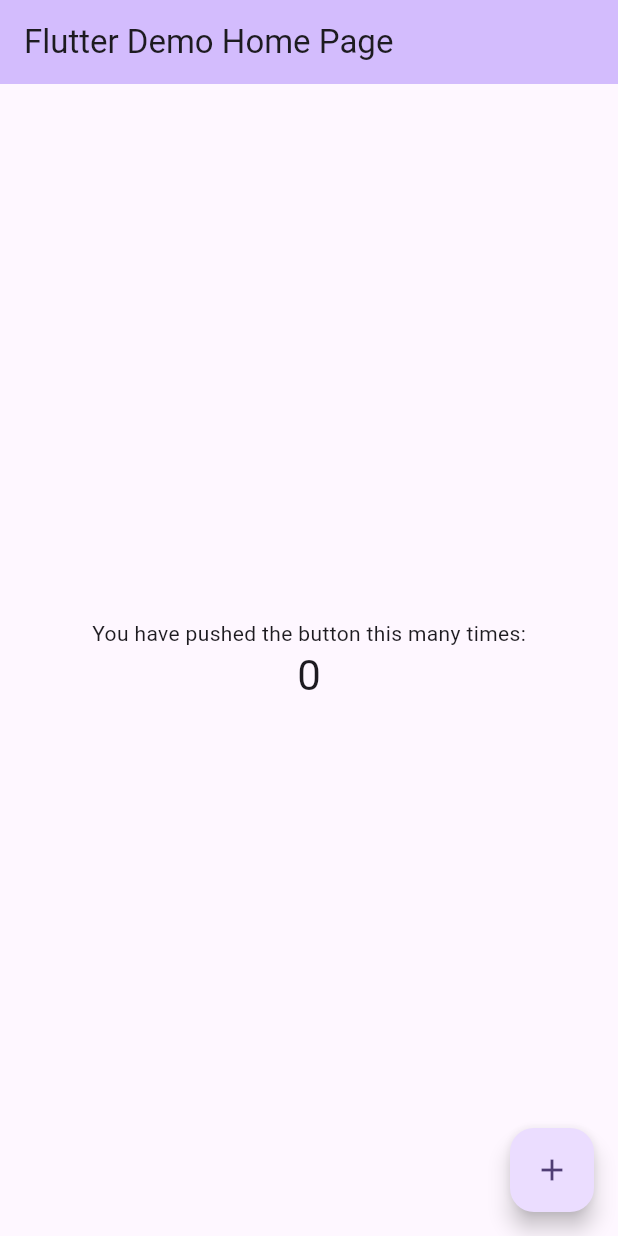
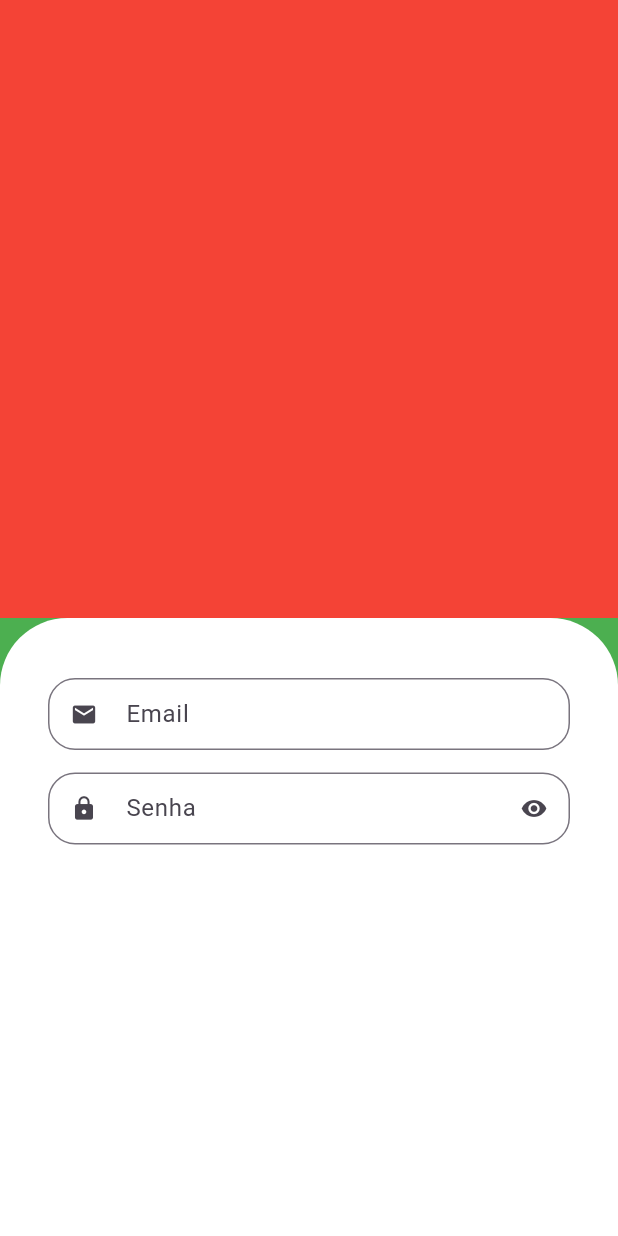
Before and after one commit to tiagoonasc/ConstruFast_App, a Flutter app: the screen it shows after launch, on a phone screen of 412 x 824 dp. Run offline on Flutter 3.47's test engine with Material 3 defaults, Android fonts, the phone set to English and light mode, and no system bars.

```diff
--- a/lib/main.dart
+++ b/lib/main.dart
@@ -1,122 +1,22 @@
 import 'package:flutter/material.dart';
+import 'package:teste/src/auth/sign_in_screen.dart';
 
 void main() {
   runApp(const MyApp());
 }
 
 class MyApp extends StatelessWidget {
-  const MyApp({super.key});
+  const MyApp({super.key, });
 
-  // This widget is the root of your application.
-  @override
+    @override
   Widget build(BuildContext context) {
     return MaterialApp(
       title: 'Flutter Demo',
       theme: ThemeData(
-        // This is the theme of your application.
-        //
-        // TRY THIS: Try running your application with "flutter run". You'll see
-        // the application has a purple toolbar. Then, without quitting the app,
-        // try changing the seedColor in the colorScheme below to Colors.green
-        // and then invoke "hot reload" (save your changes or press the "hot
-        // reload" button in a Flutter-supported IDE, or press "r" if you used
-        // the command line to start the app).
-        //
-        // Notice that the counter didn't reset back to zero; the application
-        // state is not lost during the reload. To reset the state, use hot
-        // restart instead.
-        //
-        // This works for code too, not just values: Most code changes can be
-        // tested with just a hot reload.
-        colorScheme: ColorScheme.fromSeed(seedColor: Colors.deepPurple),
-      ),
-      home: const MyHomePage(title: 'Flutter Demo Home Page'),
+         primarySwatch: Colors.green,
+        ),
+      debugShowCheckedModeBanner: false,
+      home: const SignInScreen(),
     );
   }
 }
-
-class MyHomePage extends StatefulWidget {
-  const MyHomePage({super.key, required this.title});
-
-  // This widget is the home page of your application. It is stateful, meaning
-  // that it has a State object (defined below) that contains fields that affect
-  // how it looks.
-
-  // This class is the configuration for the state. It holds the values (in this
-  // case the title) provided by the parent (in this case the App widget) and
-  // used by the build method of the State. Fields in a Widget subclass are
-  // always marked "final".
-
-  final String title;
-
-  @override
-  State<MyHomePage> createState() => _MyHomePageState();
-}
-
-class _MyHomePageState extends State<MyHomePage> {
-  int _counter = 0;
-
-  void _incrementCounter() {
-    setState(() {
-      // This call to setState tells the Flutter framework that something has
-      // changed in this State, which causes it to rerun the build method below
-      // so that the display can reflect the updated values. If we changed
-      // _counter without calling setState(), then the build method would not be
-      // called again, and so nothing would appear to happen.
-      _counter++;
-    });
-  }
-
-  @override
-  Widget build(BuildContext context) {
-    // This method is rerun every time setState is called, for instance as done
-    // by the _incrementCounter method above.
-    //
-    // The Flutter framework has been optimized to make rerunning build methods
-    // fast, so that you can just rebuild anything that needs updating rather
-    // than having to individually change instances of widgets.
-    return Scaffold(
-      appBar: AppBar(
-        // TRY THIS: Try changing the color here to a specific color (to
-        // Colors.amber, perhaps?) and trigger a hot reload to see the AppBar
-        // change color while the other colors stay the same.
-        backgroundColor: Theme.of(context).colorScheme.inversePrimary,
-        // Here we take the value from the MyHomePage object that was created by
-        // the App.build method, and use it to set our appbar title.
-        title: Text(widget.title),
-      ),
-      body: Center(
-        // Center is a layout widget. It takes a single child and positions it
-        // in the middle of the parent.
-        child: Column(
-          // Column is also a layout widget. It takes a list of children and
-          // arranges them vertically. By default, it sizes itself to fit its
-          // children horizontally, and tries to be as tall as its parent.
-          //
-          // Column has various properties to control how it sizes itself and
-          // how it positions its children. Here we use mainAxisAlignment to
-          // center the children vertically; the main axis here is the vertical
-          // axis because Columns are vertical (the cross axis would be
-          // horizontal).
-          //
-          // TRY THIS: Invoke "debug painting" (choose the "Toggle Debug Paint"
-          // action in the IDE, or press "p" in the console), to see the
-          // wireframe for each widget.
-          mainAxisAlignment: MainAxisAlignment.center,
-          children: <Widget>[
-            const Text('You have pushed the button this many times:'),
-            Text(
-              '$_counter',
-              style: Theme.of(context).textTheme.headlineMedium,
-            ),
-          ],
-        ),
-      ),
-      floatingActionButton: FloatingActionButton(
-        onPressed: _incrementCounter,
-        tooltip: 'Increment',
-        child: const Icon(Icons.add),
-      ), // This trailing comma makes auto-formatting nicer for build methods.
-    );
-  }
-}
--- /dev/null
+++ b/lib/src/auth/components/custom_text_field.dart
@@ -0,0 +1,55 @@
+import 'package:flutter/material.dart';
+
+class CustomTextField extends StatefulWidget {
+  final IconData icon;
+  final String label;
+  final bool isSecret;
+
+  const CustomTextField({
+    Key? key,
+    required this.icon,
+    required this.label,
+    this.isSecret = false,
+  });
+
+  @override
+  State<CustomTextField> createState() => _CustomTextFieldState();
+}
+
+class _CustomTextFieldState extends State<CustomTextField> {
+  bool isObscure = false;
+
+  @override
+  void initState() {
+    super.initState();
+
+    isObscure = widget.isSecret;
+  }
+
+  @override
+  Widget build(BuildContext context) {
+    return Padding(
+      padding: const EdgeInsets.only(bottom: 15),
+      child: TextFormField(
+        obscureText: isObscure,
+        decoration: InputDecoration(
+          prefixIcon: Icon(widget.icon),
+          suffixIcon:
+              widget.isSecret
+                  ? IconButton(
+                    onPressed: () {
+                      setState(() {
+                        isObscure = !isObscure;
+                      });
+                    },
+                    icon:  Icon(isObscure ? Icons.visibility : Icons.visibility_off),
+                  )
+                  : null,
+          labelText: widget.label,
+          isDense: true,
+          border: OutlineInputBorder(borderRadius: BorderRadius.circular(18)),
+        ),
+      ),
+    );
+  }
+}
--- /dev/null
+++ b/lib/src/auth/sign_in_screen.dart
@@ -0,0 +1,53 @@
+import 'package:flutter/material.dart';
+import 'package:teste/src/auth/components/custom_text_field.dart';
+
+class SignInScreen extends StatelessWidget {
+  const SignInScreen({super.key});
+
+  @override
+  Widget build(BuildContext context) {
+    return Scaffold(
+     backgroundColor: Colors.green,
+      body: Column(
+        children: [
+          Expanded(
+            child: Container(
+              color: Colors.red,
+              ),
+          ),
+          Expanded(
+            child: Container(
+              padding: const EdgeInsets.symmetric(
+                horizontal: 32,
+                vertical: 40,
+              ) ,
+              decoration: const BoxDecoration(
+              color: Colors.white,
+             borderRadius: BorderRadius.vertical(
+              top: Radius.circular(45),
+             )
+             ),
+             child: Column(
+              children:  [
+                // Email
+                CustomTextField(
+                  icon: Icons.email ,
+                  label: 'Email',
+                  ),
+
+
+                // Senha
+                 CustomTextField(
+                  icon: Icons.lock,
+                  label: 'Senha',
+                  isSecret: true,
+                 ),
+              ],
+                ),
+              ),
+          ),
+        ],
+      ),
+        );
+  }
+}
```
